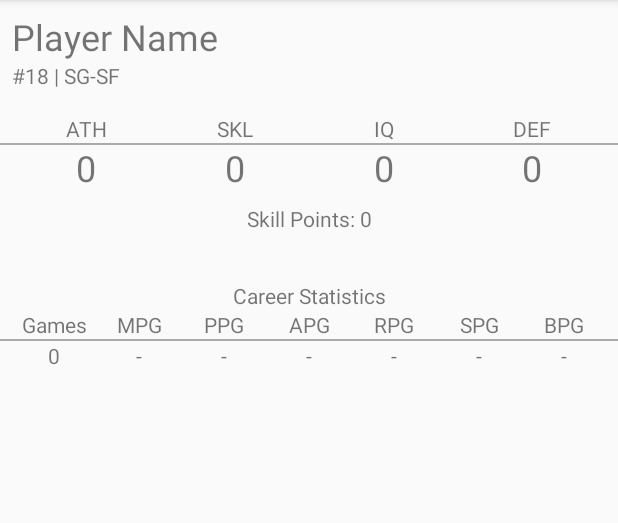
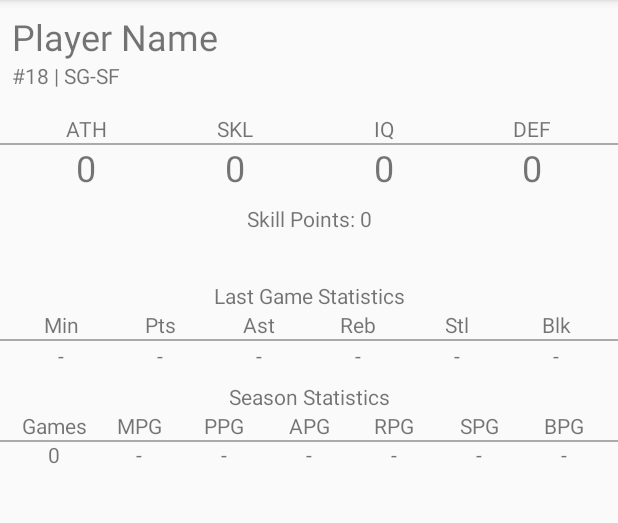
Before and after one commit to ryanmcalpin/basketball-rpg-android, an Android app: the MainActivity screen opened directly, with no data from a screen before it, on a phone screen of 412 x 824 dp, the part 84-607 px from its top. Run offline under Robolectric (Android 15) with nearby library versions, the phone set to English and light mode, and no system bars.

Commit message:
change career stats to last game stats, add season stats

```diff
--- a/app/src/main/res/layout/activity_main.xml
+++ b/app/src/main/res/layout/activity_main.xml
@@ -178,7 +178,7 @@
         android:layout_marginEnd="8dp"
         android:layout_marginStart="8dp"
         android:layout_marginTop="32dp"
-        android:text="Career Statistics"
+        android:text="Last Game Statistics"
         android:textAlignment="center"
         app:layout_constraintEnd_toEndOf="parent"
         app:layout_constraintStart_toStartOf="parent"
@@ -197,25 +197,17 @@
         app:layout_constraintTop_toBottomOf="@+id/textView18">
 
         <TextView
-            android:id="@+id/textView"
             android:layout_width="match_parent"
             android:layout_height="wrap_content"
             android:layout_weight="1"
-            android:text="Games"
+            android:text="Min"
             android:textAlignment="center" />
 
         <TextView
             android:layout_width="match_parent"
             android:layout_height="wrap_content"
             android:layout_weight="1"
-            android:text="MPG"
-            android:textAlignment="center" />
-
-        <TextView
-            android:layout_width="match_parent"
-            android:layout_height="wrap_content"
-            android:layout_weight="1"
-            android:text="PPG"
+            android:text="Pts"
             android:textAlignment="center" />
 
         <TextView
@@ -223,7 +215,7 @@
             android:layout_width="match_parent"
             android:layout_height="wrap_content"
             android:layout_weight="1"
-            android:text="APG"
+            android:text="Ast"
             android:textAlignment="center" />
 
         <TextView
@@ -231,7 +223,7 @@
             android:layout_width="match_parent"
             android:layout_height="wrap_content"
             android:layout_weight="1"
-            android:text="RPG"
+            android:text="Reb"
             android:textAlignment="center" />
 
         <TextView
@@ -239,7 +231,7 @@
             android:layout_width="match_parent"
             android:layout_height="wrap_content"
             android:layout_weight="1"
-            android:text="SPG"
+            android:text="Stl"
             android:textAlignment="center" />
 
         <TextView
@@ -247,7 +239,7 @@
             android:layout_width="match_parent"
             android:layout_height="wrap_content"
             android:layout_weight="1"
-            android:text="BPG"
+            android:text="Blk"
             android:textAlignment="center" />
 
     </LinearLayout>
@@ -275,7 +267,160 @@
         app:layout_constraintTop_toBottomOf="@+id/view5">
 
         <TextView
-            android:id="@+id/games_view"
+            android:id="@+id/last_minutes_view"
+            android:layout_width="match_parent"
+            android:layout_height="wrap_content"
+            android:layout_weight="1"
+            android:text="-"
+            android:textAlignment="center" />
+
+        <TextView
+            android:id="@+id/last_points_view"
+            android:layout_width="match_parent"
+            android:layout_height="wrap_content"
+            android:layout_weight="1"
+            android:text="-"
+            android:textAlignment="center" />
+
+        <TextView
+            android:id="@+id/last_assists_view"
+            android:layout_width="match_parent"
+            android:layout_height="wrap_content"
+            android:layout_weight="1"
+            android:text="-"
+            android:textAlignment="center" />
+
+        <TextView
+            android:id="@+id/last_rebounds_view"
+            android:layout_width="match_parent"
+            android:layout_height="wrap_content"
+            android:layout_weight="1"
+            android:text="-"
+            android:textAlignment="center" />
+
+        <TextView
+            android:id="@+id/last_steals_view"
+            android:layout_width="match_parent"
+            android:layout_height="wrap_content"
+            android:layout_weight="1"
+            android:text="-"
+            android:textAlignment="center" />
+
+        <TextView
+            android:id="@+id/last_blocks_view"
+            android:layout_width="match_parent"
+            android:layout_height="wrap_content"
+            android:layout_weight="1"
+            android:text="-"
+            android:textAlignment="center" />
+    </LinearLayout>
+
+    <TextView
+        android:id="@+id/textView11"
+        android:layout_width="0dp"
+        android:layout_height="wrap_content"
+        android:layout_marginEnd="8dp"
+        android:layout_marginStart="8dp"
+        android:layout_marginTop="8dp"
+        android:text="Season Statistics"
+        android:textAlignment="center"
+        app:layout_constraintEnd_toEndOf="parent"
+        app:layout_constraintStart_toStartOf="parent"
+        app:layout_constraintTop_toBottomOf="@+id/linearLayout4" />
+
+    <LinearLayout
+        android:id="@+id/linearLayout5"
+        android:layout_width="match_parent"
+        android:layout_height="wrap_content"
+        android:layout_marginEnd="8dp"
+        android:layout_marginStart="8dp"
+        android:orientation="horizontal"
+        app:layout_constraintEnd_toEndOf="parent"
+        app:layout_constraintHorizontal_bias="0.0"
+        app:layout_constraintStart_toStartOf="parent"
+        app:layout_constraintTop_toBottomOf="@+id/textView11">
+
+        <TextView
+            android:id="@+id/textView12"
+            android:layout_width="match_parent"
+            android:layout_height="wrap_content"
+            android:layout_weight="1"
+            android:text="Games"
+            android:textAlignment="center" />
+
+        <TextView
+            android:id="@+id/textView19"
+            android:layout_width="match_parent"
+            android:layout_height="wrap_content"
+            android:layout_weight="1"
+            android:text="MPG"
+            android:textAlignment="center" />
+
+        <TextView
+            android:id="@+id/textView17"
+            android:layout_width="match_parent"
+            android:layout_height="wrap_content"
+            android:layout_weight="1"
+            android:text="PPG"
+            android:textAlignment="center" />
+
+        <TextView
+            android:id="@+id/textView16"
+            android:layout_width="match_parent"
+            android:layout_height="wrap_content"
+            android:layout_weight="1"
+            android:text="APG"
+            android:textAlignment="center" />
+
+        <TextView
+            android:id="@+id/textView15"
+            android:layout_width="match_parent"
+            android:layout_height="wrap_content"
+            android:layout_weight="1"
+            android:text="RPG"
+            android:textAlignment="center" />
+
+        <TextView
+            android:id="@+id/textView14"
+            android:layout_width="match_parent"
+            android:layout_height="wrap_content"
+            android:layout_weight="1"
+            android:text="SPG"
+            android:textAlignment="center" />
+
+        <TextView
+            android:id="@+id/textView13"
+            android:layout_width="match_parent"
+            android:layout_height="wrap_content"
+            android:layout_weight="1"
+            android:text="BPG"
+            android:textAlignment="center" />
+    </LinearLayout>
+
+    <View
+        android:id="@+id/view"
+        android:layout_width="0dp"
+        android:layout_height="1dp"
+        android:layout_weight="1"
+        android:background="@android:color/darker_gray"
+        app:layout_constraintEnd_toEndOf="parent"
+        app:layout_constraintHorizontal_bias="0.0"
+        app:layout_constraintStart_toStartOf="parent"
+        app:layout_constraintTop_toBottomOf="@+id/linearLayout5" />
+
+    <LinearLayout
+        android:layout_width="match_parent"
+        android:layout_height="wrap_content"
+        android:layout_marginEnd="8dp"
+        android:layout_marginStart="8dp"
+        android:orientation="horizontal"
+        app:layout_constraintEnd_toEndOf="parent"
+        app:layout_constraintHorizontal_bias="0.0"
+        app:layout_constraintStart_toStartOf="parent"
+        app:layout_constraintTop_toBottomOf="@+id/linearLayout5">
+
+        <TextView
+            android:id="@+id/season_games_view"
             android:layout_width="match_parent"
             android:layout_height="wrap_content"
             android:layout_weight="1"
@@ -283,7 +428,7 @@
             android:textAlignment="center" />
 
         <TextView
-            android:id="@+id/mpg_view"
+            android:id="@+id/season_mpg_view"
             android:layout_width="match_parent"
             android:layout_height="wrap_content"
             android:layout_weight="1"
@@ -291,7 +436,7 @@
             android:textAlignment="center" />
 
         <TextView
-            android:id="@+id/ppg_view"
+            android:id="@+id/season_ppg_view"
             android:layout_width="match_parent"
             android:layout_height="wrap_content"
             android:layout_weight="1"
@@ -299,7 +444,7 @@
             android:textAlignment="center" />
 
         <TextView
-            android:id="@+id/apg_view"
+            android:id="@+id/season_apg_view"
             android:layout_width="match_parent"
             android:layout_height="wrap_content"
             android:layout_weight="1"
@@ -307,7 +452,7 @@
             android:textAlignment="center" />
 
         <TextView
-            android:id="@+id/rpg_view"
+            android:id="@+id/season_rpg_view"
             android:layout_width="match_parent"
             android:layout_height="wrap_content"
             android:layout_weight="1"
@@ -315,7 +460,7 @@
             android:textAlignment="center" />
 
         <TextView
-            android:id="@+id/spg_view"
+            android:id="@+id/season_spg_view"
             android:layout_width="match_parent"
             android:layout_height="wrap_content"
             android:layout_weight="1"
@@ -323,7 +468,7 @@
             android:textAlignment="center" />
 
         <TextView
-            android:id="@+id/bpg_view"
+            android:id="@+id/season_bpg_view"
             android:layout_width="match_parent"
             android:layout_height="wrap_content"
             android:layout_weight="1"
```
